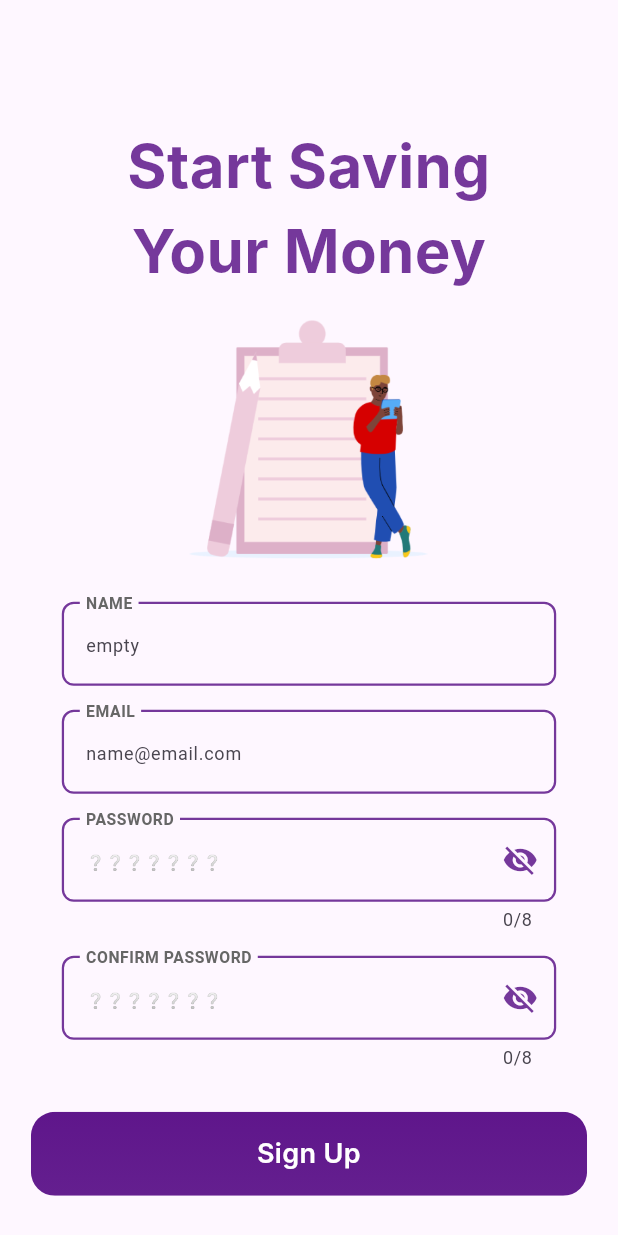
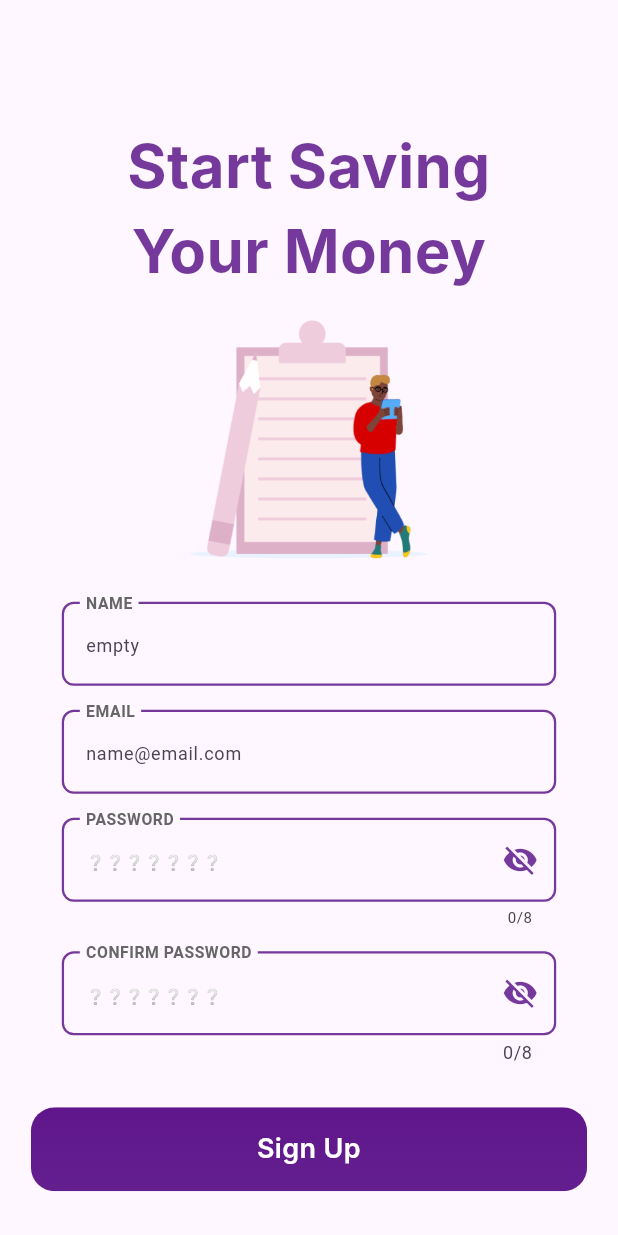
Before and after one commit to ruben-097/financy_app, a Flutter app: the screen it shows after launch, after a tap on "Get Started", on a phone screen of 412 x 824 dp. Run offline on Flutter 3.47's test engine with Material 3 defaults, Android fonts, the phone set to English and light mode, and no system bars; our stand-ins replace firebase_core; accounts and stored records are empty; Roboto replaces fonts that are missing (Inter).

Commit message:
atualizado3

```diff
--- a/lib/app.dart
+++ b/lib/app.dart
@@ -1,8 +1,5 @@
-//import 'package:financy_app/features/onboarding/onboarding_page.dart';
-//import 'package:financy_app/features/sign_in/sign_in_page.dart';
 import 'package:financy_app/features/onboarding/onboarding_page.dart';
-//import 'package:financy_app/features/sign_in/sign_in_page.dart';
-//import 'package:financy_app/features/sign_up/sign_up_page.dart';
+
 import 'package:financy_app/features/splash/splash_page.dart';
 import 'package:flutter/material.dart';
 
--- a/lib/features/sign_up/sign_up_page.dart
+++ b/lib/features/sign_up/sign_up_page.dart
@@ -197,6 +197,10 @@ class _SignUpPageState extends State<SignUpPage> {
                           ),
                           hintText: '❔❔❔❔❔❔❔',
                           hintStyle: TextStyle(fontSize: 10),
+                          helperStyle: TextStyle(
+                            fontSize: 10,
+                            color: AppColors.greyText,
+                          ),
                           suffixIcon: IconButton(
                             icon: Icon(
                               _obscurePassword
--- a/lib/main.dart
+++ b/lib/main.dart
@@ -1,7 +1,11 @@
+import 'package:financy_app/firebase_options.dart';
+import 'package:firebase_core/firebase_core.dart';
 import 'package:flutter/material.dart';
 
 import 'app.dart';
 
-void main() {
+Future<void> main() async {
+  WidgetsFlutterBinding.ensureInitialized();
+  await Firebase.initializeApp(options: DefaultFirebaseOptions.currentPlatform);
   runApp(const App());
 }
--- a/pubspec.yaml
+++ b/pubspec.yaml
@@ -31,6 +31,10 @@ dependencies:
   flutter:
     sdk: flutter
 
+
+
+  firebase_auth: ^5.7.0
+
   # The following adds the Cupertino Icons font to your application.
   # Use with the CupertinoIcons class for iOS style icons.
   cupertino_icons: ^1.0.8
@@ -40,6 +44,7 @@ dependencies:
   flutter_lints: ^5.0.0
   characters: ^1.4.0
   material_color_utilities: ^0.11.1
+  firebase_core: ^3.15.2
 
 dev_dependencies:
   flutter_test:
```
Also changed, not shown: firebase.json (added), lib/firebase_options.dart (added), pubspec.lock, 6 other files.
